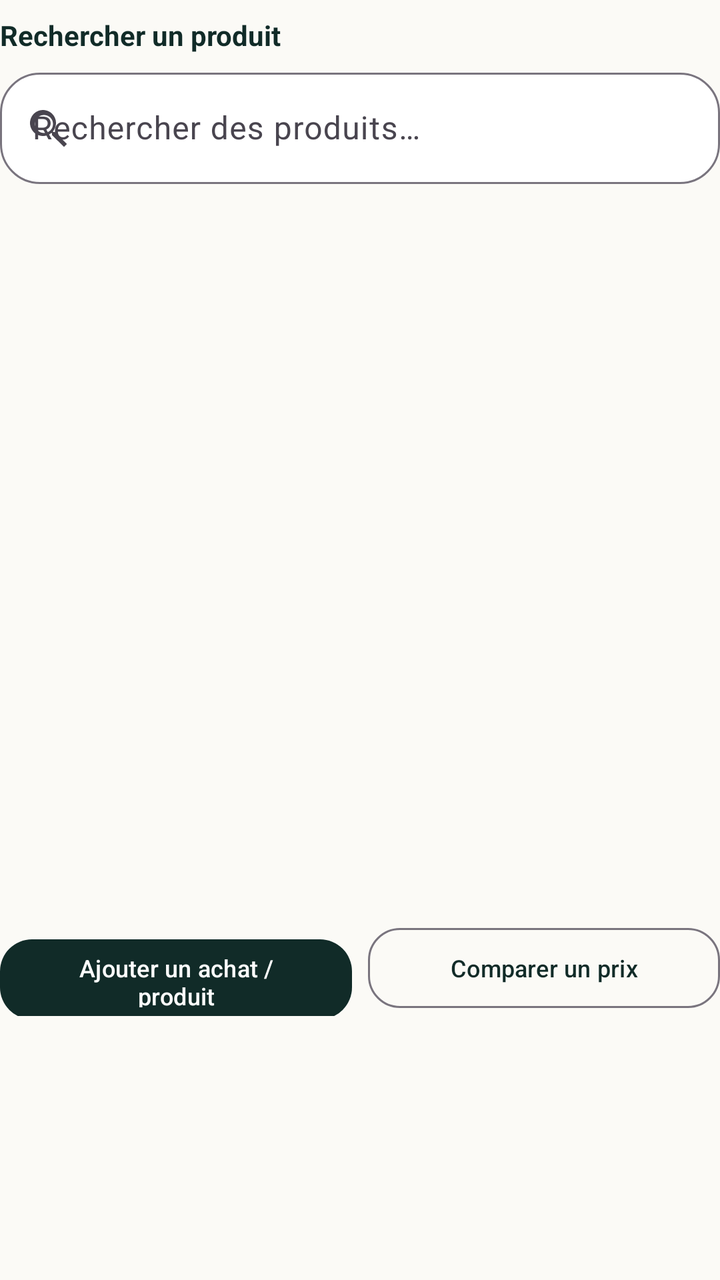
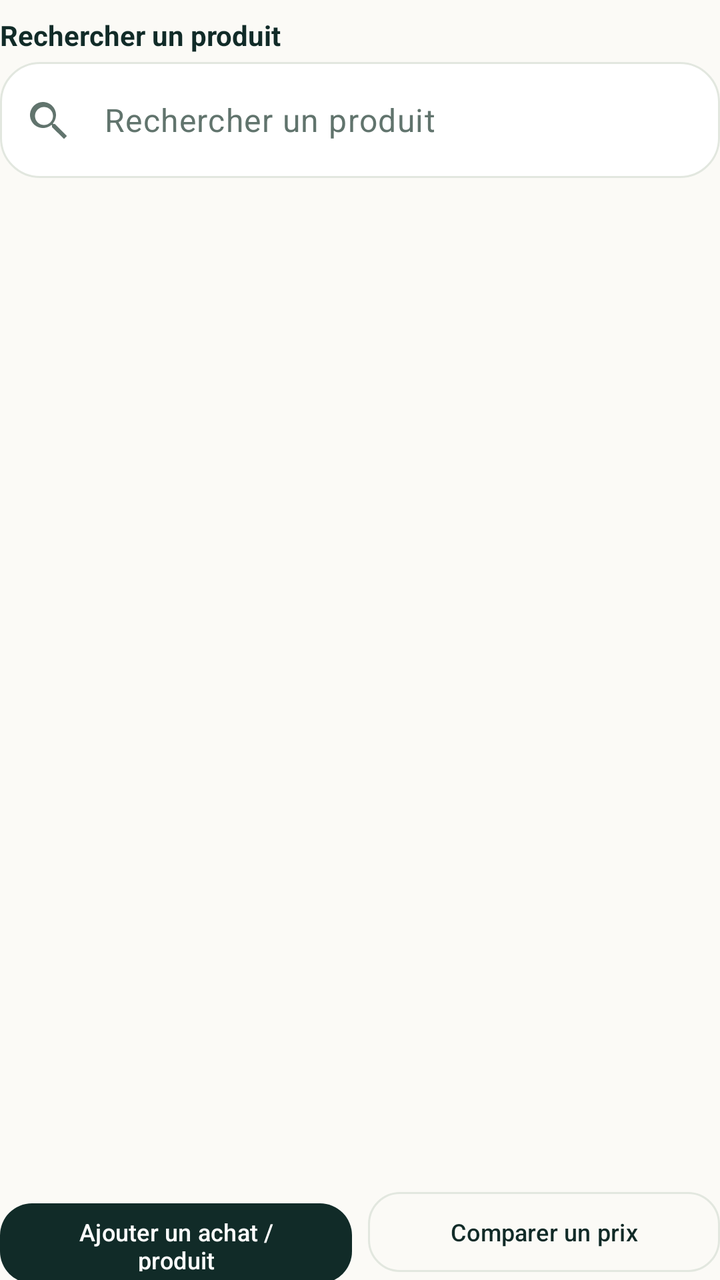

Before-and-after screenshots of an Android layout around one commit, followed by the original layout XML and the change that was made.
<!-- AndroidManifest.xml: application theme Theme.Masrouf1 -->
<!-- res/layout/fragment_products.xml -->
<?xml version="1.0" encoding="utf-8"?>
<LinearLayout xmlns:android="http://schemas.android.com/apk/res/android"
    xmlns:app="http://schemas.android.com/apk/res-auto"
    android:layout_width="match_parent"
    android:layout_height="match_parent"
    android:orientation="vertical">
    <TextView android:layout_width="match_parent" android:layout_height="wrap_content" android:layout_marginTop="8dp" android:text="@string/search_products_label" android:textColor="@color/forest" android:textStyle="bold" />
    <com.google.android.material.textfield.TextInputLayout
        android:layout_width="match_parent"
        android:layout_height="wrap_content"
        android:layout_marginTop="4dp"
        app:boxBackgroundColor="@color/alabaster"
        app:boxBackgroundMode="outline"
        app:boxCornerRadiusBottomEnd="20dp"
        app:boxCornerRadiusBottomStart="20dp"
        app:boxCornerRadiusTopEnd="20dp"
        app:boxCornerRadiusTopStart="20dp"
        app:startIconDrawable="@drawable/ic_search">
        <com.google.android.material.textfield.TextInputEditText
            android:id="@+id/product_search"
            android:layout_width="match_parent"
            android:layout_height="wrap_content"
            android:hint="@string/search_products_hint"
            android:inputType="text"
            android:maxLines="1" />
    </com.google.android.material.textfield.TextInputLayout>
    <HorizontalScrollView android:layout_width="match_parent" android:layout_height="wrap_content" android:layout_marginTop="8dp" android:fillViewport="false" android:scrollbars="none">
        <com.google.android.material.chip.ChipGroup android:id="@+id/product_category_filters" android:layout_width="wrap_content" android:layout_height="wrap_content" app:singleSelection="true" app:selectionRequired="true" />
    </HorizontalScrollView>
    <TextView android:id="@+id/product_catalog_empty" android:layout_width="match_parent" android:layout_height="wrap_content" android:padding="12dp" android:text="@string/products_empty" android:textColor="@color/muted_green" android:visibility="gone" />
    <androidx.recyclerview.widget.RecyclerView android:id="@+id/product_catalog_list" android:layout_width="match_parent" android:layout_height="360dp" android:clipToPadding="false" android:nestedScrollingEnabled="false" android:paddingTop="8dp" android:paddingBottom="8dp" />
    <LinearLayout android:layout_width="match_parent" android:layout_height="wrap_content" android:orientation="horizontal">
        <com.google.android.material.button.MaterialButton android:id="@+id/product_catalog_add" android:layout_width="0dp" android:layout_height="48dp" android:layout_weight="1" android:text="@string/add_purchase_product" android:textSize="12sp" app:backgroundTint="@color/forest" app:cornerRadius="16dp" />
        <com.google.android.material.button.MaterialButton android:id="@+id/product_catalog_compare" style="@style/Widget.Material3.Button.OutlinedButton" android:layout_width="0dp" android:layout_height="48dp" android:layout_marginStart="8dp" android:layout_weight="1" android:text="@string/compare_price_title" android:textSize="12sp" app:cornerRadius="16dp" />
    </LinearLayout>
</LinearLayout>
<!-- resources referenced by this layout -->
<resources>
  <string name="search_products_hint">Rechercher des produits…</string>
  <style name="Base.Theme.Masrouf1" parent="Theme.Material3.DayNight.NoActionBar">
          <item name="colorPrimary">@color/forest</item>
          <item name="colorOnPrimary">@color/alabaster</item>
          <item name="colorSecondary">@color/emerald</item>
          <item name="colorOnSecondary">@color/alabaster</item>
          <item name="android:colorAccent">@color/emerald</item>
          <item name="android:windowLightStatusBar">true</item>
          <item name="android:statusBarColor">@color/cream</item>
          <item name="android:navigationBarColor">@color/cream</item>
          <item name="android:windowBackground">@color/cream</item>
      </style>
  <!-- unchanged entries left out for length: 11 -->
</resources>

<!-- the commit's change to res/layout/fragment_products.xml (unified diff, before → after) -->
@@ -19,16 +19,17 @@
         <com.google.android.material.textfield.TextInputEditText
             android:id="@+id/product_search"
             android:layout_width="match_parent"
-            android:layout_height="wrap_content"
-            android:hint="@string/search_products_hint"
+            android:layout_height="58dp"
+            android:hint="@string/search_products_label"
             android:inputType="text"
-            android:maxLines="1" />
+            android:singleLine="true"
+            android:textColor="@color/ink" />
     </com.google.android.material.textfield.TextInputLayout>
     <HorizontalScrollView android:layout_width="match_parent" android:layout_height="wrap_content" android:layout_marginTop="8dp" android:fillViewport="false" android:scrollbars="none">
         <com.google.android.material.chip.ChipGroup android:id="@+id/product_category_filters" android:layout_width="wrap_content" android:layout_height="wrap_content" app:singleSelection="true" app:selectionRequired="true" />
     </HorizontalScrollView>
     <TextView android:id="@+id/product_catalog_empty" android:layout_width="match_parent" android:layout_height="wrap_content" android:padding="12dp" android:text="@string/products_empty" android:textColor="@color/muted_green" android:visibility="gone" />
-    <androidx.recyclerview.widget.RecyclerView android:id="@+id/product_catalog_list" android:layout_width="match_parent" android:layout_height="360dp" android:clipToPadding="false" android:nestedScrollingEnabled="false" android:paddingTop="8dp" android:paddingBottom="8dp" />
+    <androidx.recyclerview.widget.RecyclerView android:id="@+id/product_catalog_list" android:layout_width="match_parent" android:layout_height="0dp" android:layout_weight="1" android:clipToPadding="false" android:nestedScrollingEnabled="false" android:paddingTop="8dp" android:paddingBottom="8dp" />
     <LinearLayout android:layout_width="match_parent" android:layout_height="wrap_content" android:orientation="horizontal">
         <com.google.android.material.button.MaterialButton android:id="@+id/product_catalog_add" android:layout_width="0dp" android:layout_height="48dp" android:layout_weight="1" android:text="@string/add_purchase_product" android:textSize="12sp" app:backgroundTint="@color/forest" app:cornerRadius="16dp" />
         <com.google.android.material.button.MaterialButton android:id="@+id/product_catalog_compare" style="@style/Widget.Material3.Button.OutlinedButton" android:layout_width="0dp" android:layout_height="48dp" android:layout_marginStart="8dp" android:layout_weight="1" android:text="@string/compare_price_title" android:textSize="12sp" app:cornerRadius="16dp" />
<!-- resource entries referenced after the edit -->
@@ -1,16 +1,122 @@
 <!-- resources referenced by this layout -->
 <resources>
-  <string name="search_products_hint">Rechercher des produits…</string>
+  <color name="ink">#112B28</color>
   <style name="Base.Theme.Masrouf1" parent="Theme.Material3.DayNight.NoActionBar">
+          
           <item name="colorPrimary">@color/forest</item>
           <item name="colorOnPrimary">@color/alabaster</item>
+          <item name="colorPrimaryContainer">@color/mint</item>
+          <item name="colorOnPrimaryContainer">@color/forest</item>
           <item name="colorSecondary">@color/emerald</item>
           <item name="colorOnSecondary">@color/alabaster</item>
+          <item name="colorSecondaryContainer">@color/mint_light</item>
+          <item name="colorOnSecondaryContainer">@color/forest</item>
+          <item name="colorTertiary">@color/mint_accent</item>
+          <item name="colorOnTertiary">@color/forest</item>
+          <item name="colorTertiaryContainer">@color/mint</item>
+          <item name="colorOnTertiaryContainer">@color/forest</item>
+  
+          
+          <item name="colorControlActivated">@color/emerald</item>
+          <item name="colorControlHighlight">@color/mint</item>
+          <item name="colorControlNormal">@color/muted_green</item>
+          <item name="colorAccent">@color/emerald</item>
           <item name="android:colorAccent">@color/emerald</item>
+          <item name="android:textColorHighlight">@color/mint</item>
+  
+          
+          <item name="colorSurface">@color/alabaster</item>
+          <item name="colorOnSurface">@color/forest</item>
+          <item name="colorSurfaceVariant">@color/cream</item>
+          <item name="colorOnSurfaceVariant">@color/muted_green</item>
+          <item name="colorSurfaceContainerLowest">@color/alabaster</item>
+          <item name="colorSurfaceContainerLow">@color/cream</item>
+          <item name="colorSurfaceContainer">@color/cream</item>
+          <item name="colorSurfaceContainerHigh">@color/mint</item>
+          <item name="colorSurfaceContainerHighest">@color/mint</item>
+          <item name="android:colorBackground">@color/cream</item>
+          <item name="colorOnBackground">@color/forest</item>
+  
+          
+          <item name="colorError">@color/coral</item>
+          <item name="colorOnError">@color/alabaster</item>
+  
+          
+          <item name="colorOutline">@color/card_border</item>
+          <item name="colorOutlineVariant">@color/card_border</item>
+  
+          
+          <item name="android:textColorPrimary">@color/forest</item>
+          <item name="android:textColorSecondary">@color/muted_green</item>
+          <item name="android:textColorHint">@color/muted_green</item>
+  
+          
           <item name="android:windowLightStatusBar">true</item>
           <item name="android:statusBarColor">@color/cream</item>
           <item name="android:navigationBarColor">@color/cream</item>
           <item name="android:windowBackground">@color/cream</item>
+  
+          
+          <item name="android:colorEdgeEffect">@color/mint_accent</item>
+  
+          
+          <item name="textInputStyle">@style/Widget.Masrouf.TextInputLayout</item>
+          <item name="chipStyle">@style/Widget.Masrouf.Chip</item>
+          <item name="materialButtonOutlinedStyle">@style/Widget.Masrouf.Button.Outlined</item>
+          <item name="materialAlertDialogTheme">@style/ThemeOverlay.Masrouf.AlertDialog</item>
+          
+          <item name="editTextStyle">@style/Widget.Masrouf.EditText</item>
+          
+          <item name="android:textColor">@color/ink</item>
+          
+          <item name="materialButtonStyle">@style/Widget.Masrouf.Button.Material</item>
+      </style>
+  <color name="mint">#D9EEDD</color>
+  <color name="mint_light">#D9EEDD</color>
+  <color name="mint_accent">#85B8A5</color>
+  <color name="coral">#DC7770</color>
+  <color name="card_border">#E2E7DF</color>
+  <style name="Widget.Masrouf.TextInputLayout" parent="Widget.Material3.TextInputLayout.OutlinedBox">
+          <item name="boxBackgroundColor">@color/alabaster</item>
+          <item name="boxStrokeColor">@color/text_input_stroke_color</item>
+          <item name="hintEnabled">false</item>
+          <item name="hintTextColor">@color/text_input_label_color</item>
+          <item name="android:textColorHint">@color/muted_green</item>
+          <item name="boxCornerRadiusTopStart">12dp</item>
+          <item name="boxCornerRadiusTopEnd">12dp</item>
+          <item name="boxCornerRadiusBottomStart">12dp</item>
+          <item name="boxCornerRadiusBottomEnd">12dp</item>
+      </style>
+  <style name="Widget.Masrouf.Chip" parent="Widget.Material3.Chip.Filter">
+          <item name="chipBackgroundColor">@color/chip_background_color</item>
+          <item name="chipStrokeColor">@color/chip_stroke_color</item>
+          <item name="chipStrokeWidth">1dp</item>
+          <item name="android:textColor">@color/forest</item>
+          <item name="checkedIconTint">@color/emerald</item>
+      </style>
+  <style name="Widget.Masrouf.Button.Outlined" parent="Widget.Material3.Button.OutlinedButton">
+          <item name="android:textColor">@color/forest</item>
+          <item name="strokeColor">@color/forest</item>
+          <item name="iconTint">@color/forest</item>
+      </style>
+  <style name="ThemeOverlay.Masrouf.AlertDialog" parent="ThemeOverlay.Material3.MaterialAlertDialog">
+          <item name="colorPrimary">@color/forest</item>
+          <item name="colorSecondary">@color/emerald</item>
+          <item name="colorSurface">@color/alabaster</item>
+          <item name="colorSurfaceContainerHigh">@color/alabaster</item>
+          <item name="buttonBarPositiveButtonStyle">@style/Widget.Masrouf.DialogButton</item>
+          <item name="buttonBarNegativeButtonStyle">@style/Widget.Masrouf.DialogButton</item>
+          <item name="buttonBarNeutralButtonStyle">@style/Widget.Masrouf.DialogButton</item>
+      </style>
+  <style name="Widget.Masrouf.EditText" parent="Widget.AppCompat.EditText">
+          <item name="android:textColor">@color/ink</item>
+          <item name="android:textColorHint">@color/muted_green</item>
+      </style>
+  <style name="Widget.Masrouf.Button.Material" parent="Widget.Material3.Button">
+          <item name="android:minHeight">48dp</item>
+      </style>
+  <style name="Widget.Masrouf.DialogButton" parent="Widget.Material3.Button.TextButton.Dialog">
+          <item name="android:textColor">@color/emerald</item>
       </style>
   <!-- unchanged entries left out for length: 11 -->
 </resources>
